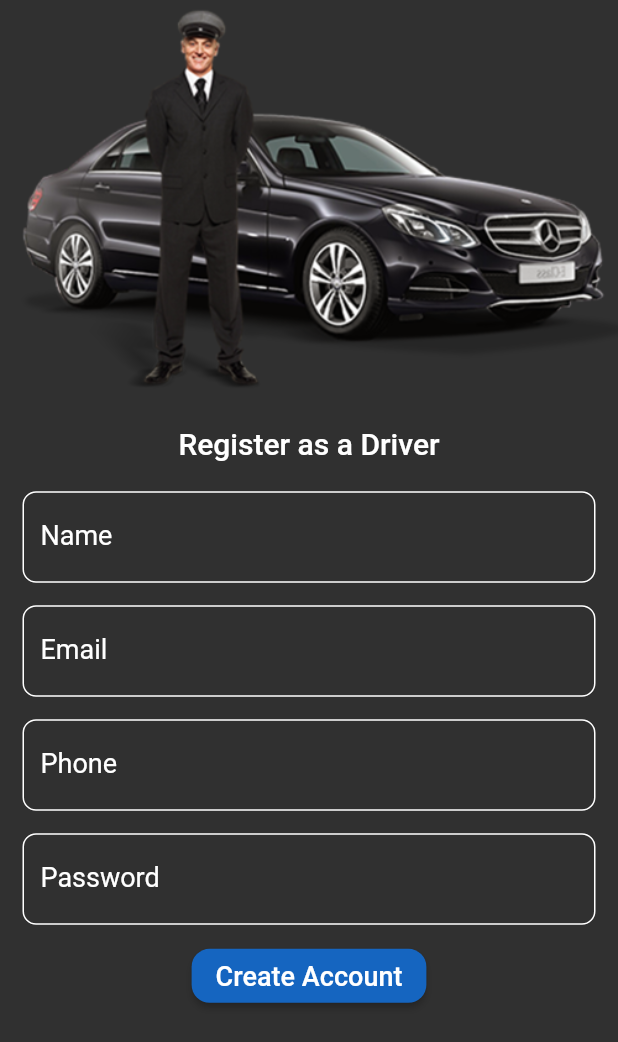
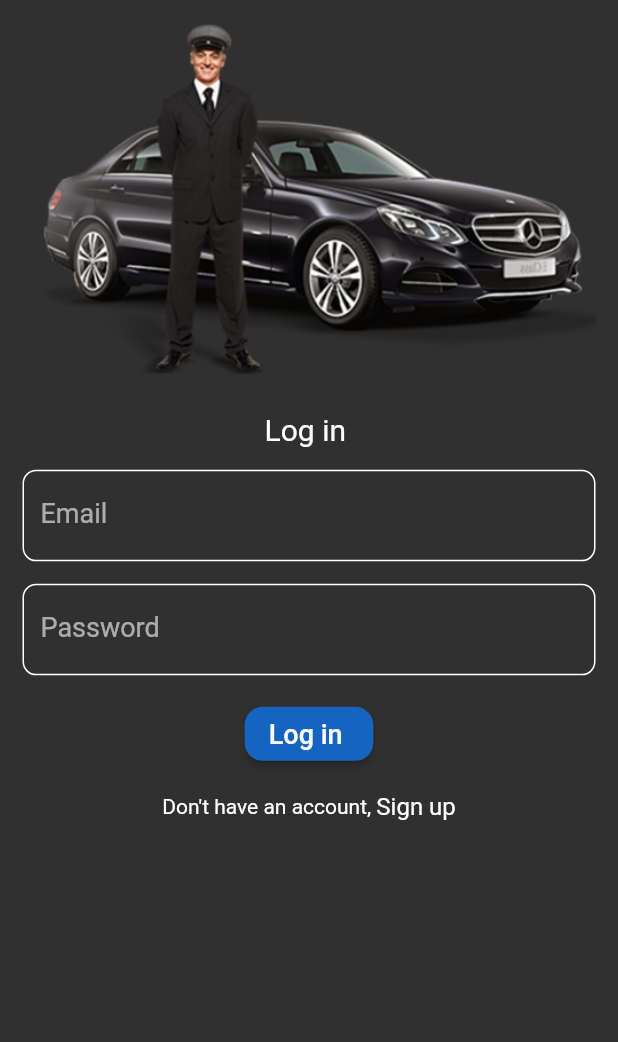
Before and after one commit to Sameradel11/Uber-DriverApp, a Flutter app: the screen it shows after launch, on a phone screen of 412 x 824 dp. Shown: the top 1042 px of the screen. Run offline on Flutter 3.47's test engine with Material 2 defaults, Android fonts, the phone set to English and light mode, and no system bars; our stand-ins replace firebase_core, go_router; accounts and stored records are empty.

Commit message:
create sign in and sign out page

```diff
--- /dev/null
+++ b/lib/Features/Autentication/presentation/signin.dart
@@ -0,0 +1,11 @@
+import 'package:drivers_app/Features/Autentication/presentation/views/widgets/signin_body.dart';
+import 'package:flutter/material.dart';
+
+class SignIn extends StatelessWidget {
+  const SignIn({super.key});
+
+  @override
+  Widget build(BuildContext context) {
+    return const Scaffold(body: SignInBody());
+  }
+}
--- a/lib/Features/Autentication/presentation/views/signin.dart
+++ /dev/null
@@ -1,48 +0,0 @@
-import 'package:drivers_app/Features/Autentication/presentation/views/widgets/textfield_column.dart';
-import 'package:drivers_app/Features/splash/presentation/views/const.dart';
-import 'package:drivers_app/core/app_routes.dart';
-import 'package:drivers_app/core/style.dart';
-import 'package:flutter/material.dart';
-import 'package:go_router/go_router.dart';
-
-class SignIN extends StatelessWidget {
-  const SignIN({super.key});
-
-  @override
-  Widget build(BuildContext context) {
-    return Scaffold(
-      body: SingleChildScrollView(
-        child: SafeArea(
-            child: Column(
-          mainAxisAlignment: MainAxisAlignment.center,
-          children: [
-            Image.asset(
-              KlogoPath,
-            ),
-            const SizedBox(
-              height: 20,
-            ),
-            Text("Register as a Driver",
-                style: Style.textstyle20.copyWith(fontWeight: FontWeight.w500)),
-            const SizedBox(
-              height: 10,
-            ),
-            const TextFieldsColumn(),
-            ElevatedButton(
-                style: ButtonStyle(
-                    shape: MaterialStateProperty.all(RoundedRectangleBorder(
-                        borderRadius: BorderRadius.circular(12))),
-                    backgroundColor:
-                        MaterialStateProperty.all(Colors.blue.shade800)),
-                onPressed: () =>
-                    GoRouter.of(context).push(AppRoutes.Kcardetails),
-                child: const Text(
-                  "Create Account",
-                  style: Style.textstyle18,
-                )),
-          ],
-        )),
-      ),
-    );
-  }
-}
--- /dev/null
+++ b/lib/Features/Autentication/presentation/views/widgets/custom_elevated_button.dart
@@ -0,0 +1,26 @@
+import 'package:drivers_app/core/app_routes.dart';
+import 'package:drivers_app/core/style.dart';
+import 'package:flutter/material.dart';
+import 'package:go_router/go_router.dart';
+
+class CustomElevatedButton extends StatelessWidget {
+  const CustomElevatedButton({
+    super.key,
+    required this.text,
+  });
+  final String text;
+
+  @override
+  Widget build(BuildContext context) {
+    return ElevatedButton(
+        style: ButtonStyle(
+            shape: MaterialStateProperty.all(RoundedRectangleBorder(
+                borderRadius: BorderRadius.circular(12))),
+            backgroundColor: MaterialStateProperty.all(Colors.blue.shade800)),
+        onPressed: () => GoRouter.of(context).push(AppRoutes.Kcardetails),
+        child: Text(
+          text,
+          style: Style.textstyle18,
+        ));
+  }
+}
--- /dev/null
+++ b/lib/Features/Autentication/presentation/views/widgets/signin_body.dart
@@ -0,0 +1,70 @@
+import 'package:drivers_app/Features/Autentication/presentation/views/widgets/custom_elevated_button.dart';
+import 'package:drivers_app/Features/splash/presentation/views/const.dart';
+import 'package:drivers_app/core/app_routes.dart';
+import 'package:drivers_app/core/custom_text_field.dart';
+import 'package:drivers_app/core/style.dart';
+import 'package:flutter/material.dart';
+import 'package:go_router/go_router.dart';
+
+class SignInBody extends StatelessWidget {
+  const SignInBody({super.key});
+
+  @override
+  Widget build(BuildContext context) {
+    return SafeArea(
+      child: SingleChildScrollView(
+        child: Padding(
+          padding: const EdgeInsets.symmetric(horizontal: 15.0, vertical: 10),
+          child: Column(
+            mainAxisAlignment: MainAxisAlignment.center,
+            children: [
+              Image.asset(
+                KlogoPath,
+              ),
+              const SizedBox(
+                height: 20,
+              ),
+              Text("Log in ",
+                  style:
+                      Style.textstyle20.copyWith(fontWeight: FontWeight.w400)),
+              const SizedBox(
+                height: 15,
+              ),
+              const CustomTextField(
+                label: Text("Email"),
+                type: TextInputType.emailAddress,
+              ),
+              const SizedBox(
+                height: 15,
+              ),
+              const CustomTextField(
+                label: Text("Password"),
+                type: TextInputType.visiblePassword,
+              ),
+              const SizedBox(
+                height: 15,
+              ),
+              const CustomElevatedButton(text: "Log in "),
+              const SizedBox(
+                height: 15,
+              ),
+              Row(
+                mainAxisAlignment: MainAxisAlignment.center,
+                children: [
+                  const Text("Don't have an account, "),
+                  GestureDetector(
+                    child: const Text(
+                      "Sign up",
+                      style: Style.textstyle16,
+                    ),
+                    onTap: () => GoRouter.of(context).push(AppRoutes.KSignUp),
+                  )
+                ],
+              ),
+            ],
+          ),
+        ),
+      ),
+    );
+  }
+}
--- a/lib/Features/splash/presentation/views/splash_view.dart
+++ b/lib/Features/splash/presentation/views/splash_view.dart
@@ -35,7 +35,7 @@ class _MySplashViewState extends State<MySplashView> {
 
   startTimer() {
     Timer(const Duration(seconds: 2), () async {
-      GoRouter.of(context).push(AppRoutes.KSignIN);
+      GoRouter.of(context).push(AppRoutes.KSignIn);
     });
   }
 }
--- a/lib/core/app_routes.dart
+++ b/lib/core/app_routes.dart
@@ -1,5 +1,7 @@
+// ignore_for_file: constant_identifier_names
+import 'package:drivers_app/Features/Autentication/presentation/signin.dart';
 import 'package:drivers_app/Features/Autentication/presentation/views/car_details.dart';
-import 'package:drivers_app/Features/Autentication/presentation/views/signin.dart';
+import 'package:drivers_app/Features/Autentication/presentation/signup.dart';
 import 'package:drivers_app/Features/earning/presentation/views/earning_view.dart';
 import 'package:drivers_app/Features/home/presentation/views/home_view.dart';
 import 'package:drivers_app/Features/profile/presentation/views/profile_view.dart';
@@ -8,8 +10,9 @@ import 'package:drivers_app/Features/splash/presentation/views/splash_view.dart'
 import 'package:go_router/go_router.dart';
 
 abstract class AppRoutes {
+  static const KSignIn = "/signin";
   static const KHomeView = '/home';
-  static const KSignIN = '/signin';
+  static const KSignUp = '/signup';
   static const Kearning = '/earnings';
   static const Kprofile = '/profile';
   static const Krating = '/rating';
@@ -17,13 +20,12 @@ abstract class AppRoutes {
 
   static final router = GoRouter(routes: [
     GoRoute(path: '/', builder: (context, state) => const MySplashView()),
-    GoRoute(path: '/signin', builder: (context, state) => const SignIN()),
-    GoRoute(path: '/home', builder: (context, state) => const HomeView()),
-    GoRoute(
-        path: '/earnings', builder: (context, state) => const EarningView()),
-    GoRoute(path: '/profile', builder: (context, state) => const ProfileView()),
-    GoRoute(path: '/rating', builder: (context, state) => const RatingView()),
-    GoRoute(
-        path: '/cardetails', builder: (context, state) => const CarDetails())
+    GoRoute(path: KSignUp, builder: (context, state) => const SignUp()),
+    GoRoute(path: KHomeView, builder: (context, state) => const HomeView()),
+    GoRoute(path: Kearning, builder: (context, state) => const EarningView()),
+    GoRoute(path: Kprofile, builder: (context, state) => const ProfileView()),
+    GoRoute(path: Krating, builder: (context, state) => const RatingView()),
+    GoRoute(path: Kcardetails, builder: (context, state) => const CarDetails()),
+    GoRoute(path: KSignIn, builder: (context, state) => const SignIn())
   ]);
 }
```
Also changed, not shown: lib/Features/Autentication/presentation/signup.dart (added, +56 -0 lines), pubspec.yaml (+1 -6 lines), lib/firebase_options.dart (added), pubspec.lock, 9 other files.
